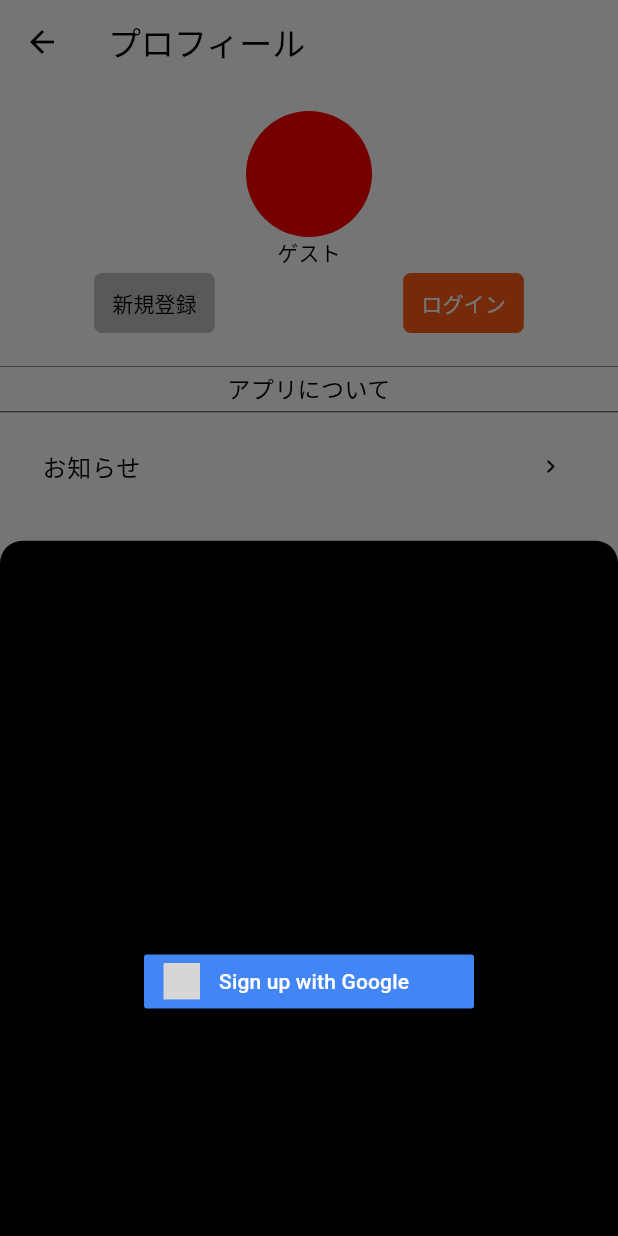
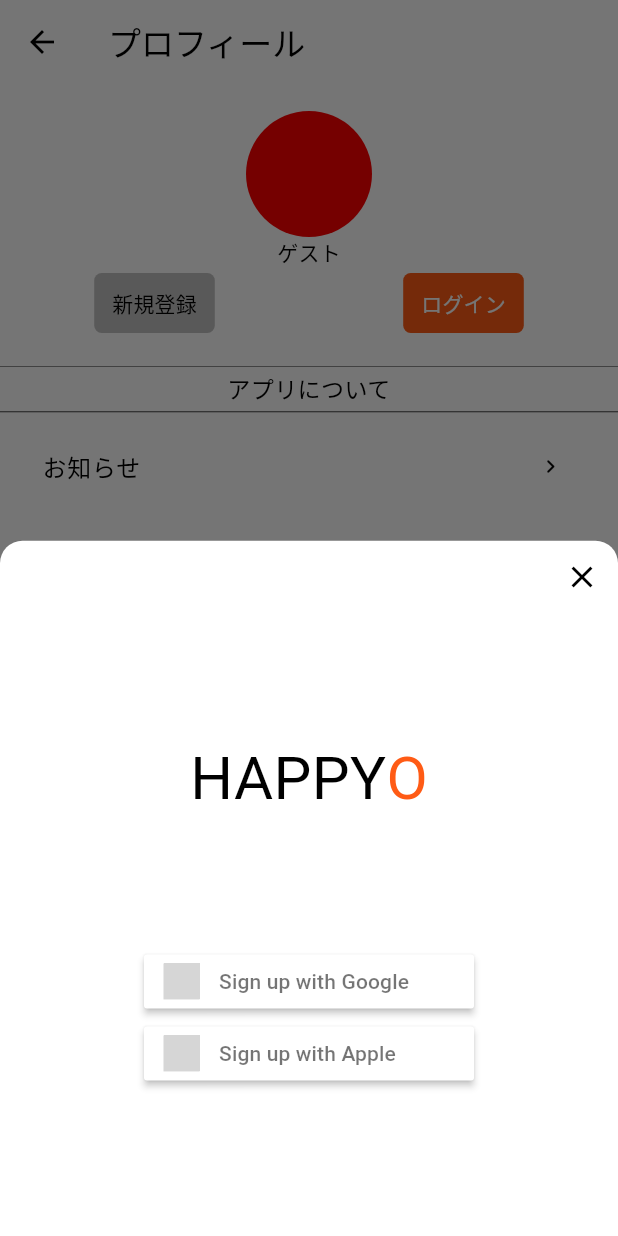
Before and after one commit to flutteruniv/happyo, a Flutter app: the ProfilePage screen opened by its route, after a tap on "ログイン", on a phone screen of 412 x 824 dp. Run offline on Flutter 3.47's test engine with Material 2 defaults, Android fonts, the phone set to English and light mode, and no system bars; our stand-ins replace chewie, cloud_firestore, firebase_auth, firebase_core, firebase_storage, flutter_datetime_picker and 10 more; missing offline and left inert: image_picker_web; accounts and stored records are empty; generated files the repository leaves out were written again; grey boxes are pictures that could not be loaded.

Commit message:
Appleサインインの実装

```diff
--- a/lib/page/login_page.dart
+++ b/lib/page/login_page.dart
@@ -1,11 +1,13 @@
 import 'package:flutter/material.dart';
 import 'package:firebase_auth/firebase_auth.dart';
 import 'package:google_sign_in/google_sign_in.dart';
+import 'package:sign_in_with_apple/sign_in_with_apple.dart';
 import 'package:flutter_signin_button/flutter_signin_button.dart';
 
 class login_page extends StatelessWidget {
   const login_page({Key? key}) : super(key: key);
 
+  // Google
   Future<UserCredential> signInWithGoogle() async {
     // Trigger the authentication flow
     final GoogleSignInAccount? googleUser = await GoogleSignIn().signIn();
@@ -22,6 +24,32 @@ class login_page extends StatelessWidget {
 
     // Once signed in, return the UserCredential
     return await FirebaseAuth.instance.signInWithCredential(credential);
+  }
+
+  // Apple
+  Future<UserCredential> signInWithApple() async {
+    // Obtain the AuthorizationCredentialAppleID
+    final appleCredential = await SignInWithApple.getAppleIDCredential(
+      scopes: [
+        AppleIDAuthorizationScopes.email,
+        AppleIDAuthorizationScopes.fullName,
+      ],
+    );
+
+    // Create a new OAthCredential
+    OAuthProvider oauthProvider = OAuthProvider('apple.com');
+    final credential = oauthProvider.credential(
+      accessToken: appleCredential.authorizationCode,
+      idToken: appleCredential.identityToken,
+    );
+
+    // Once signed in, return the UserCredential
+    return await FirebaseAuth.instance.signInWithCredential(credential);
+  }
+
+  bool isDarkMode(BuildContext context) {
+    final Brightness brightness = MediaQuery.platformBrightnessOf(context);
+    return brightness == Brightness.dark;
   }
 
   @override
@@ -46,20 +74,41 @@ class login_page extends StatelessWidget {
             SizedBox(
               height: _screenSize.height * 0.10,
             ),
-            const Text(
-                'HAPPYO',
-              style: TextStyle(
-                fontSize: 40,
-              ),
+            Row(
+              mainAxisAlignment: MainAxisAlignment.center,
+              children: [
+                Text(
+                  'HAPPY',
+                  style: TextStyle(
+                    color: Theme.of(context).colorScheme.onBackground,
+                    fontSize: 40,
+                  ),
+                ),
+                Text(
+                  'O',
+                  style: TextStyle(
+                    color: Theme.of(context).colorScheme.tertiary,
+                    fontSize: 40,
+                  ),
+                ),
+              ],
             ),
             SizedBox(
               height: _screenSize.height * 0.10,
             ),
             SignInButton(
-              Buttons.GoogleDark,
+              isDarkMode(context) ? Buttons.GoogleDark : Buttons.Google,
               text: "Sign up with Google",
               onPressed: () async {
                 await signInWithGoogle();
+                Navigator.pop(context);
+              },
+            ),
+            SignInButton(
+              isDarkMode(context) ? Buttons.AppleDark : Buttons.Apple,
+              text: "Sign up with Apple",
+              onPressed: () async {
+                await signInWithApple();
                 Navigator.pop(context);
               },
             )
--- a/lib/page/profile/profile_page.dart
+++ b/lib/page/profile/profile_page.dart
@@ -102,7 +102,6 @@ class GuestProfileHeader extends StatelessWidget {
               TextButton(
                 onPressed: () => showModalBottomSheet(
                   context: context,
-                  backgroundColor: Colors.black,
                   shape: RoundedRectangleBorder(
                     borderRadius:
                         BorderRadius.vertical(top: Radius.circular(15)),
--- a/pubspec.yaml
+++ b/pubspec.yaml
@@ -46,6 +46,7 @@ dependencies:
   cloud_firestore: ^3.4.7
   flutter_signin_button: ^2.0.0
   google_sign_in: ^5.4.1
+  sign_in_with_apple: ^4.1.0
 
   freezed_annotation: ^2.1.0
   json_annotation: ^4.6.0
```
